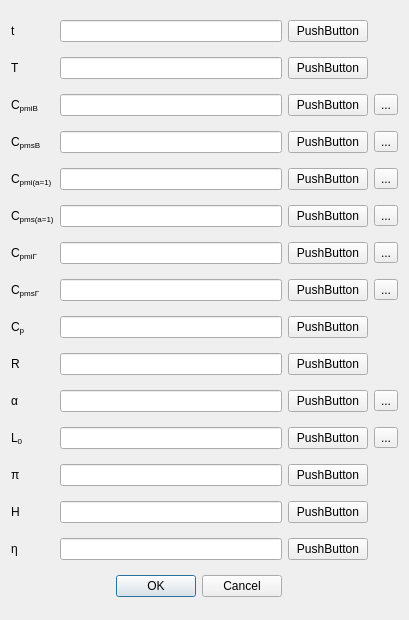
SergeyBrian/PhysCalc, file app/ui/heatcapacitycalculatorwindow.ui: the form before one commit.
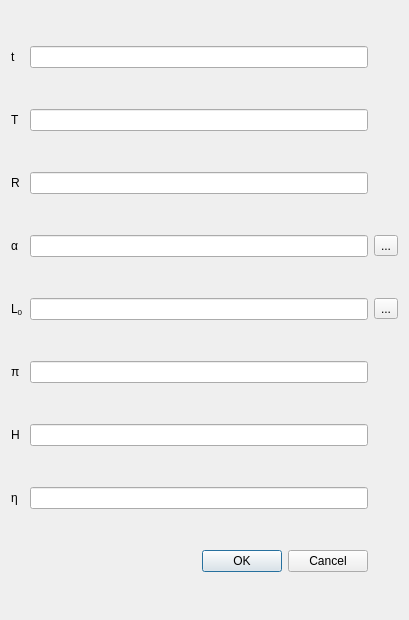
The form after the commit.

What changed in the file:
```diff
--- a/app/ui/heatcapacitycalculatorwindow.ui
+++ b/app/ui/heatcapacitycalculatorwindow.ui
@@ -14,69 +14,38 @@
    <string>Dialog</string>
   </property>
   <layout class="QGridLayout" name="gridLayout">
-   <item row="16" column="1">
-    <widget class="QLineEdit" name="lineEdit_10"/>
-   </item>
-   <item row="2" column="3">
-    <widget class="QToolButton" name="toolButton">
-     <property name="text">
-      <string>...</string>
-     </property>
-    </widget>
-   </item>
-   <item row="15" column="0">
-    <widget class="QLabel" name="label_9">
-     <property name="text">
-      <string>C&lt;sub&gt;p&lt;/sub&gt;</string>
-     </property>
-    </widget>
-   </item>
-   <item row="2" column="0">
-    <widget class="QLabel" name="label">
-     <property name="text">
-      <string>C&lt;sub&gt;pmiB&lt;sub/&gt;</string>
-     </property>
-    </widget>
-   </item>
-   <item row="13" column="0">
-    <widget class="QLabel" name="label_8">
-     <property name="text">
-      <string>C&lt;sub&gt;pmsГ&lt;/sub&gt;</string>
-     </property>
-    </widget>
-   </item>
-   <item row="5" column="1">
-    <widget class="QLineEdit" name="lineEdit_4"/>
-   </item>
    <item row="13" column="1">
-    <widget class="QLineEdit" name="lineEdit_8"/>
+    <widget class="QLineEdit" name="lineEdit_14"/>
    </item>
-   <item row="21" column="1">
-    <widget class="QLineEdit" name="lineEdit_15"/>
-   </item>
-   <item row="2" column="1">
-    <widget class="QLineEdit" name="lineEdit_2"/>
-   </item>
-   <item row="7" column="1">
-    <widget class="QLineEdit" name="lineEdit_5"/>
-   </item>
-   <item row="16" column="0">
-    <widget class="QLabel" name="label_10">
-     <property name="text">
-      <string>R</string>
+   <item row="15" column="1">
+    <widget class="QDialogButtonBox" name="buttonBox">
+     <property name="orientation">
+      <enum>Qt::Horizontal</enum>
+     </property>
+     <property name="standardButtons">
+      <set>QDialogButtonBox::Cancel|QDialogButtonBox::Ok</set>
      </property>
     </widget>
    </item>
-   <item row="17" column="1">
+   <item row="10" column="1">
     <widget class="QLineEdit" name="lineEdit_11"/>
    </item>
-   <item row="11" column="0">
-    <widget class="QLabel" name="label_7">
+   <item row="1" column="1">
+    <widget class="QLineEdit" name="lineEdit_3"/>
+   </item>
+   <item row="14" column="1">
+    <widget class="QLineEdit" name="lineEdit_15"/>
+   </item>
+   <item row="13" column="0">
+    <widget class="QLabel" name="label_14">
      <property name="text">
-      <string>C&lt;sub&gt;pmiГ&lt;/sub&gt;</string>
+      <string>H</string>
      </property>
     </widget>
    </item>
+   <item row="12" column="1">
+    <widget class="QLineEdit" name="lineEdit_13"/>
+   </item>
    <item row="1" column="0">
     <widget class="QLabel" name="label_3">
      <property name="text">
@@ -84,73 +53,37 @@
      </property>
     </widget>
    </item>
-   <item row="17" column="0">
+   <item row="10" column="0">
     <widget class="QLabel" name="label_11">
      <property name="text">
       <string>α</string>
      </property>
     </widget>
    </item>
-   <item row="18" column="0">
-    <widget class="QLabel" name="label_12">
+   <item row="11" column="2">
+    <widget class="QToolButton" name="toolButton_8">
      <property name="text">
-      <string>L&lt;sub&gt;0&lt;/sub&gt;</string>
+      <string>...</string>
      </property>
     </widget>
    </item>
-   <item row="19" column="0">
-    <widget class="QLabel" name="label_13">
-     <property name="text">
-      <string>π</string>
-     </property>
-    </widget>
-   </item>
-   <item row="11" column="1">
-    <widget class="QLineEdit" name="lineEdit_7"/>
-   </item>
-   <item row="15" column="1">
-    <widget class="QLineEdit" name="lineEdit_9"/>
-   </item>
-   <item row="21" column="0">
-    <widget class="QLabel" name="label_15">
-     <property name="text">
-      <string>η</string>
-     </property>
-    </widget>
-   </item>
-   <item row="18" column="1">
-    <widget class="QLineEdit" name="lineEdit_12"/>
-   </item>
    <item row="9" column="0">
-    <widget class="QLabel" name="label_6">
+    <widget class="QLabel" name="label_10">
      <property name="text">
-      <string>C&lt;sub&gt;pms(a=1)&lt;/sub&gt;</string>
+      <string>R</string>
      </property>
     </widget>
    </item>
-   <item row="19" column="1">
-    <widget class="QLineEdit" name="lineEdit_13"/>
-   </item>
    <item row="0" column="1">
     <widget class="QLineEdit" name="lineEdit"/>
    </item>
-   <item row="7" column="0">
-    <widget class="QLabel" name="label_5">
+   <item row="10" column="2">
+    <widget class="QToolButton" name="toolButton_7">
      <property name="text">
-      <string>C&lt;sub&gt;pmi(a=1)&lt;/sub&gt;</string>
+      <string>...</string>
      </property>
     </widget>
    </item>
-   <item row="20" column="0">
-    <widget class="QLabel" name="label_14">
-     <property name="text">
-      <string>H</string>
-     </property>
-    </widget>
-   </item>
-   <item row="20" column="1">
-    <widget class="QLineEdit" name="lineEdit_14"/>
-   </item>
    <item row="0" column="0">
     <widget class="QLabel" name="label_2">
      <property name="text">
@@ -158,180 +91,30 @@
      </property>
     </widget>
    </item>
-   <item row="5" column="0">
-    <widget class="QLabel" name="label_4">
+   <item row="11" column="0">
+    <widget class="QLabel" name="label_12">
      <property name="text">
-      <string>C&lt;sub&gt;pmsB&lt;sub/&gt;</string>
+      <string>L&lt;sub&gt;0&lt;/sub&gt;</string>
      </property>
     </widget>
    </item>
    <item row="9" column="1">
-    <widget class="QLineEdit" name="lineEdit_6"/>
+    <widget class="QLineEdit" name="lineEdit_10"/>
    </item>
-   <item row="1" column="1">
-    <widget class="QLineEdit" name="lineEdit_3"/>
-   </item>
-   <item row="2" column="2">
-    <widget class="QPushButton" name="pushButton">
+   <item row="14" column="0">
+    <widget class="QLabel" name="label_15">
      <property name="text">
-      <string>PushButton</string>
+      <string>η</string>
      </property>
     </widget>
    </item>
-   <item row="5" column="2">
-    <widget class="QPushButton" name="pushButton_2">
-     <property name="text">
-      <string>PushButton</string>
-     </property>
-    </widget>
+   <item row="11" column="1">
+    <widget class="QLineEdit" name="lineEdit_12"/>
    </item>
-   <item row="7" column="2">
-    <widget class="QPushButton" name="pushButton_3">
+   <item row="12" column="0">
+    <widget class="QLabel" name="label_13">
      <property name="text">
-      <string>PushButton</string>
-     </property>
-    </widget>
-   </item>
-   <item row="9" column="2">
-    <widget class="QPushButton" name="pushButton_4">
-     <property name="text">
-      <string>PushButton</string>
-     </property>
-    </widget>
-   </item>
-   <item row="11" column="2">
-    <widget class="QPushButton" name="pushButton_5">
-     <property name="text">
-      <string>PushButton</string>
-     </property>
-    </widget>
-   </item>
-   <item row="13" column="2">
-    <widget class="QPushButton" name="pushButton_6">
-     <property name="text">
-      <string>PushButton</string>
-     </property>
-    </widget>
-   </item>
-   <item row="5" column="3">
-    <widget class="QToolButton" name="toolButton_3">
-     <property name="text">
-      <string>...</string>
-     </property>
-    </widget>
-   </item>
-   <item row="7" column="3">
-    <widget class="QToolButton" name="toolButton_2">
-     <property name="text">
-      <string>...</string>
-     </property>
-    </widget>
-   </item>
-   <item row="9" column="3">
-    <widget class="QToolButton" name="toolButton_4">
-     <property name="text">
-      <string>...</string>
-     </property>
-    </widget>
-   </item>
-   <item row="11" column="3">
-    <widget class="QToolButton" name="toolButton_5">
-     <property name="text">
-      <string>...</string>
-     </property>
-    </widget>
-   </item>
-   <item row="13" column="3">
-    <widget class="QToolButton" name="toolButton_6">
-     <property name="text">
-      <string>...</string>
-     </property>
-    </widget>
-   </item>
-   <item row="1" column="2">
-    <widget class="QPushButton" name="pushButton_7">
-     <property name="text">
-      <string>PushButton</string>
-     </property>
-    </widget>
-   </item>
-   <item row="0" column="2">
-    <widget class="QPushButton" name="pushButton_8">
-     <property name="text">
-      <string>PushButton</string>
-     </property>
-    </widget>
-   </item>
-   <item row="15" column="2">
-    <widget class="QPushButton" name="pushButton_9">
-     <property name="text">
-      <string>PushButton</string>
-     </property>
-    </widget>
-   </item>
-   <item row="16" column="2">
-    <widget class="QPushButton" name="pushButton_10">
-     <property name="text">
-      <string>PushButton</string>
-     </property>
-    </widget>
-   </item>
-   <item row="17" column="2">
-    <widget class="QPushButton" name="pushButton_11">
-     <property name="text">
-      <string>PushButton</string>
-     </property>
-    </widget>
-   </item>
-   <item row="18" column="2">
-    <widget class="QPushButton" name="pushButton_12">
-     <property name="text">
-      <string>PushButton</string>
-     </property>
-    </widget>
-   </item>
-   <item row="19" column="2">
-    <widget class="QPushButton" name="pushButton_13">
-     <property name="text">
-      <string>PushButton</string>
-     </property>
-    </widget>
-   </item>
-   <item row="20" column="2">
-    <widget class="QPushButton" name="pushButton_14">
-     <property name="text">
-      <string>PushButton</string>
-     </property>
-    </widget>
-   </item>
-   <item row="21" column="2">
-    <widget class="QPushButton" name="pushButton_15">
-     <property name="text">
-      <string>PushButton</string>
-     </property>
-    </widget>
-   </item>
-   <item row="17" column="3">
-    <widget class="QToolButton" name="toolButton_7">
-     <property name="text">
-      <string>...</string>
-     </property>
-    </widget>
-   </item>
-   <item row="18" column="3">
-    <widget class="QToolButton" name="toolButton_8">
-     <property name="text">
-      <string>...</string>
-     </property>
-    </widget>
-   </item>
-   <item row="22" column="1">
-    <widget class="QDialogButtonBox" name="buttonBox">
-     <property name="orientation">
-      <enum>Qt::Horizontal</enum>
-     </property>
-     <property name="standardButtons">
-      <set>QDialogButtonBox::Cancel|QDialogButtonBox::Ok</set>
+      <string>π</string>
      </property>
     </widget>
    </item>
```
